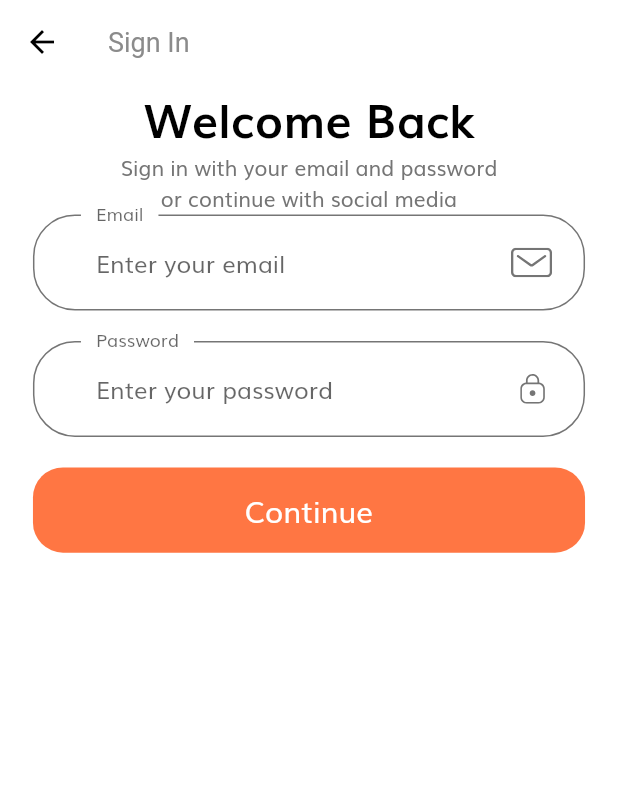
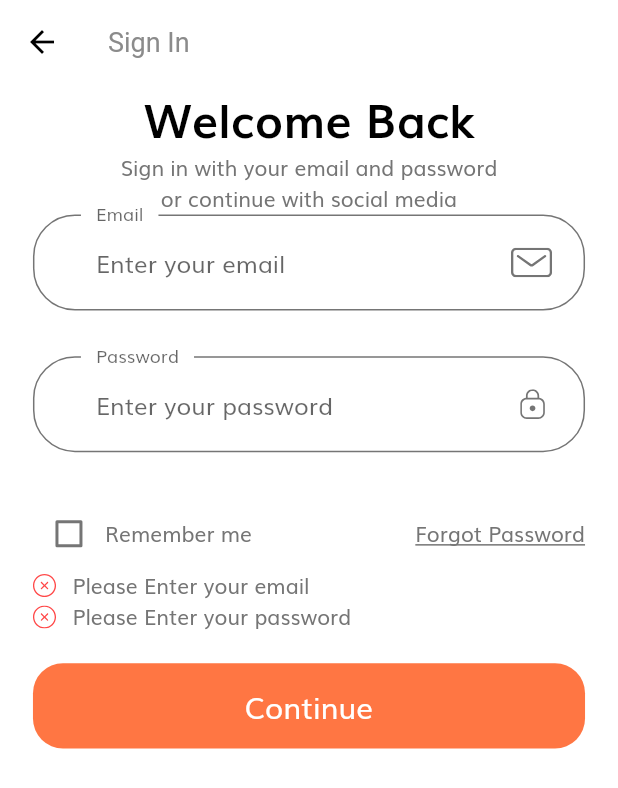
Before and after one commit to boytpcm123/shop_app, a Flutter app: the SignInScreen screen opened by its route, after a tap on "Continue", on a phone screen of 412 x 824 dp. Shown: the top 788 px of the screen. Run offline on Flutter 3.47's test engine with Material 2 defaults, Android fonts, the phone set to English and light mode, and no system bars; our stand-ins replace flutter_svg.

Commit message:
Update error field

```diff
--- /dev/null
+++ b/lib/components/form_error.dart
@@ -0,0 +1,37 @@
+import 'package:flutter/material.dart';
+import 'package:flutter_svg/svg.dart';
+
+import '../size_config.dart';
+
+class FormError extends StatelessWidget {
+  const FormError({
+    @required this.errors,
+    Key key,
+  }) : super(key: key);
+
+  final List<String> errors;
+
+  @override
+  Widget build(BuildContext context) {
+    return Column(
+      children: List.generate(
+          errors.length, (index) => formErrorText(error: errors[index])),
+    );
+  }
+
+  Row formErrorText({String error}) {
+    return Row(
+      children: [
+        SvgPicture.asset(
+          "assets/icons/Error.svg",
+          width: getProportionateScreenWidth(14),
+          height: getProportionateScreenWidth(14),
+        ),
+        SizedBox(
+          width: getProportionateScreenWidth(10),
+        ),
+        Text(error),
+      ],
+    );
+  }
+}
--- a/lib/constants.dart
+++ b/lib/constants.dart
@@ -11,3 +11,15 @@ const kSecondaryColor = Color(0xFF979797);
 const kTextColor = Color(0xFF757575);
 
 const kAnimationDuration = Duration(milliseconds: 200);
+
+// Form Error
+final RegExp emailValidatorRegExp =
+    RegExp(r"^[a-zA-Z0-9.]+@[a-zA-Z0-9]+\.[a-zA-Z]+");
+const String kEmailNullError = "Please Enter your email";
+const String kInvalidEmailError = "Please Enter Valid Email";
+const String kPassNullError = "Please Enter your password";
+const String kShortPassError = "Password is too short";
+const String kMatchPassError = "Passwords don't match";
+const String kNamelNullError = "Please Enter your name";
+const String kPhoneNumberNullError = "Please Enter your phone number";
+const String kAddressNullError = "Please Enter your address";
--- a/lib/routes.dart
+++ b/lib/routes.dart
@@ -6,5 +6,5 @@ import 'package:shop_app/screens/splash/splash_screen.dart';
 // All our routes will be available here
 final Map<String, WidgetBuilder> routes = {
   SplashScreen.routeName: (context) => SplashScreen(),
-  SignInScreen.routeName: (context) => SignInScreen(),
+  SignInScreen.routeName: (context) => const SignInScreen(),
 };
--- a/lib/screens/sign_in/components/body.dart
+++ b/lib/screens/sign_in/components/body.dart
@@ -1,7 +1,6 @@
 import 'package:flutter/material.dart';
-import 'package:shop_app/components/custom_suffix_icon.dart';
-import 'package:shop_app/components/default_button.dart';
 import 'package:shop_app/size_config.dart';
+import 'sign_form.dart';
 
 class Body extends StatelessWidget {
   const Body({Key key}) : super(key: key);
@@ -24,11 +23,12 @@ class Body extends StatelessWidget {
                   fontWeight: FontWeight.bold,
                 ),
               ),
-              Text(
-                "Sign in with your email and password\nor continue with social media",
+              const Text(
+                """
+Sign in with your email and password\nor continue with social media""",
                 textAlign: TextAlign.center,
               ),
-              SignForm(),
+              const SignForm(),
             ],
           ),
         ),
@@ -36,59 +36,3 @@ class Body extends StatelessWidget {
     );
   }
 }
-
-class SignForm extends StatefulWidget {
-  SignForm({Key key}) : super(key: key);
-
-  @override
-  _SignFormState createState() => _SignFormState();
-}
-
-class _SignFormState extends State<SignForm> {
-  final _formKey = GlobalKey<FormState>();
-  final List<String> errors = [];
-  @override
-  Widget build(BuildContext context) {
-    return Form(
-        child: Column(
-      children: [
-        buildEmailFormField(),
-        SizedBox(height: getProportionateScreenHeight(20)),
-        buildPasswordFormField(),
-        SizedBox(height: getProportionateScreenHeight(20)),
-        DefaultButton(
-          text: "Continue",
-          press: () {},
-        )
-      ],
-    ));
-  }
-
-  TextFormField buildEmailFormField() {
-    return TextFormField(
-      keyboardType: TextInputType.emailAddress,
-      decoration: InputDecoration(
-        labelText: "Email",
-        hintText: "Enter your email",
-        floatingLabelBehavior: FloatingLabelBehavior.always,
-        suffixIcon: const CustomSuffixIcon(
-          svgIcon: "assets/icons/Mail.svg",
-        ),
-      ),
-    );
-  }
-
-  TextFormField buildPasswordFormField() {
-    return TextFormField(
-      obscureText: true,
-      decoration: InputDecoration(
-        labelText: "Password",
-        hintText: "Enter your password",
-        floatingLabelBehavior: FloatingLabelBehavior.always,
-        suffixIcon: const CustomSuffixIcon(
-          svgIcon: "assets/icons/Lock.svg",
-        ),
-      ),
-    );
-  }
-}
--- /dev/null
+++ b/lib/screens/sign_in/components/sign_form.dart
@@ -0,0 +1,151 @@
+import 'package:flutter/material.dart';
+import 'package:shop_app/components/custom_suffix_icon.dart';
+import 'package:shop_app/components/default_button.dart';
+import 'package:shop_app/components/form_error.dart';
+import 'package:shop_app/constants.dart';
+import 'package:shop_app/size_config.dart';
+
+class SignForm extends StatefulWidget {
+  const SignForm({Key key}) : super(key: key);
+
+  @override
+  _SignFormState createState() => _SignFormState();
+}
+
+class _SignFormState extends State<SignForm> {
+  final _formKey = GlobalKey<FormState>();
+  String email;
+  String password;
+  bool remember = false;
+
+  final List<String> errors = [];
+  @override
+  Widget build(BuildContext context) {
+    return Form(
+      key: _formKey,
+      child: Column(
+        children: [
+          buildEmailFormField(),
+          SizedBox(height: getProportionateScreenHeight(30)),
+          buildPasswordFormField(),
+          SizedBox(height: getProportionateScreenHeight(30)),
+          Row(
+            children: [
+              Checkbox(
+                value: remember,
+                activeColor: kPrimaryColor,
+                onChanged: (value) {
+                  setState(() {
+                    remember = value;
+                  });
+                },
+              ),
+              const Text("Remember me"),
+              const Spacer(),
+              const Text(
+                "Forgot Password",
+                style: TextStyle(decoration: TextDecoration.underline),
+              )
+            ],
+          ),
+          FormError(errors: errors),
+          SizedBox(height: getProportionateScreenHeight(20)),
+          DefaultButton(
+            text: "Continue",
+            press: () {
+              if (_formKey.currentState.validate()) {
+                _formKey.currentState.save();
+              }
+            },
+          )
+        ],
+      ),
+    );
+  }
+
+  TextFormField buildEmailFormField() {
+    return TextFormField(
+      keyboardType: TextInputType.emailAddress,
+      onSaved: (newValue) {
+        email = newValue;
+      },
+      onChanged: (value) {
+        if (value.isNotEmpty && errors.contains(kEmailNullError)) {
+          setState(() {
+            errors.remove(kEmailNullError);
+          });
+        } else if (emailValidatorRegExp.hasMatch(value) &&
+            errors.contains(kInvalidEmailError)) {
+          setState(() {
+            errors.remove(kInvalidEmailError);
+          });
+        }
+      },
+      validator: (value) {
+        if (value.isEmpty && !errors.contains(kEmailNullError)) {
+          setState(() {
+            errors.add(kEmailNullError);
+          });
+        } else if (value.isNotEmpty &&
+            !emailValidatorRegExp.hasMatch(value) &&
+            !errors.contains(kInvalidEmailError)) {
+          setState(() {
+            errors.add(kInvalidEmailError);
+          });
+        }
+        return null;
+      },
+      decoration: const InputDecoration(
+        labelText: "Email",
+        hintText: "Enter your email",
+        floatingLabelBehavior: FloatingLabelBehavior.always,
+        suffixIcon: CustomSuffixIcon(
+          svgIcon: "assets/icons/Mail.svg",
+        ),
+      ),
+    );
+  }
+
+  TextFormField buildPasswordFormField() {
+    return TextFormField(
+      obscureText: true,
+      onSaved: (newValue) {
+        password = newValue;
+      },
+      onChanged: (value) {
+        if (value.isNotEmpty && errors.contains(kPassNullError)) {
+          setState(() {
+            errors.remove(kPassNullError);
+          });
+        } else if (value.length >= 8 && errors.contains(kShortPassError)) {
+          setState(() {
+            errors.remove(kShortPassError);
+          });
+        }
+        return null;
+      },
+      validator: (value) {
+        if (value.isEmpty && !errors.contains(kPassNullError)) {
+          setState(() {
+            errors.add(kPassNullError);
+          });
+        } else if (value.isNotEmpty &&
+            value.length < 8 &&
+            !errors.contains(kShortPassError)) {
+          setState(() {
+            errors.add(kShortPassError);
+          });
+        }
+        return null;
+      },
+      decoration: const InputDecoration(
+        labelText: "Password",
+        hintText: "Enter your password",
+        floatingLabelBehavior: FloatingLabelBehavior.always,
+        suffixIcon: CustomSuffixIcon(
+          svgIcon: "assets/icons/Lock.svg",
+        ),
+      ),
+    );
+  }
+}
--- a/lib/screens/sign_in/sign_in_screen.dart
+++ b/lib/screens/sign_in/sign_in_screen.dart
@@ -14,7 +14,7 @@ class SignInScreen extends StatelessWidget {
           "Sign In",
         ),
       ),
-      body: Body(),
+      body: const Body(),
     );
   }
 }
```
Also changed, not shown: pubspec.lock.
